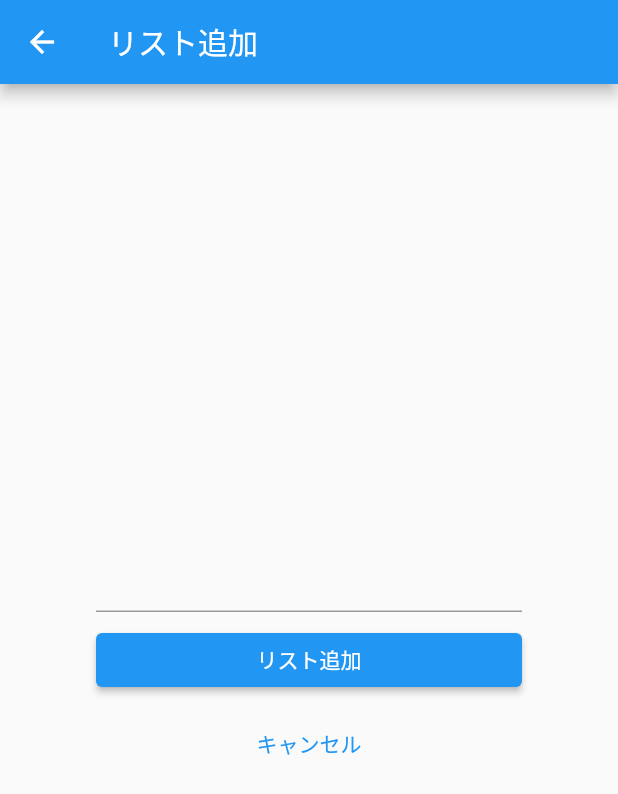
After one commit to enpitut2021/task.io_front, a Flutter app: the TaskAdd screen opened directly, on a phone screen of 412 x 824 dp. The commit adds this screen. Shown: the top 794 px of the screen. Run offline on Flutter 3.47's test engine with Material 2 defaults, Android fonts, the phone set to English and light mode, and no system bars.

Commit message:
color error

```diff
--- /dev/null
+++ b/flutter_application_1/lib/taskadd.dart
@@ -0,0 +1,81 @@
+// @dart=2.9
+import 'package:flutter/material.dart';
+
+// class TaskAdd extends StatelessWidget {
+//   String res_;
+
+//   TaskAdd({Key key, @required this.res_}) : super(key: key);
+
+//   @override
+//   Widget build(BuildContext context) {
+//     return Scaffold(
+//       appBar: AppBar(
+//         title: Text("user: user1"),
+//       ),
+//       body: Container(
+//         height: double.infinity,
+//         width: double.infinity,
+//         color: Colors.white,
+//         alignment: Alignment.center,
+//         child: Text(
+//           "{Here is TaskAdd Window!}",
+//           style: TextStyle(fontSize: 24),
+//         ),
+//       ),
+//       floatingActionButton: FloatingActionButton(
+//         child: Icon(Icons.add),
+//         onPressed: () {},
+//       ),
+//     );
+//   }
+// }
+
+// リスト追加画面用Widget
+class TaskAdd extends StatelessWidget {
+  @override
+  Widget build(BuildContext context) {
+    return Scaffold(
+      // *** 追加する部分 ***
+      appBar: AppBar(
+        title: Text('リスト追加'),
+      ),
+      // *** 追加する部分 ***
+      body: Container(
+        // 余白を付ける
+        padding: EdgeInsets.all(64),
+        child: Column(
+          mainAxisAlignment: MainAxisAlignment.center,
+          children: <Widget>[
+            // テキスト入力
+            TextField(),
+            const SizedBox(height: 8),
+            Container(
+              // 横幅いっぱいに広げる
+              width: double.infinity,
+              // リスト追加ボタン
+              child: ElevatedButton(
+                color: Colors.blue,
+                onPressed: () {},
+                child: Text('リスト追加', style: TextStyle(color: Colors.white)),
+              ),
+            ),
+            const SizedBox(height: 8),
+            Container(
+              // 横幅いっぱいに広げる
+              width: double.infinity,
+              // キャンセルボタン
+              child: TextButton(
+                // ボタンをクリックした時の処理
+                onPressed: () {
+                  // "pop"で前の画面に戻る
+                  Navigator.of(context).pop();
+                },
+                child: Text('キャンセル'),
+              ),
+            ),
+          ],
+        ),
+      ),
+    );
+  }
+}
```
Also changed, not shown: flutter_application_1/lib/main.dart (+4 -4 lines), flutter_application_1/lib/task1.dart (deleted, +0 -27 lines).
